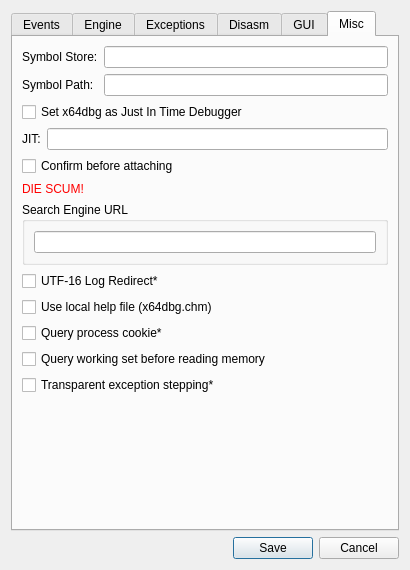
Qt form src/gui/Src/Gui/SettingsDialog.ui (x64dbg/x64dbg) before a commit.
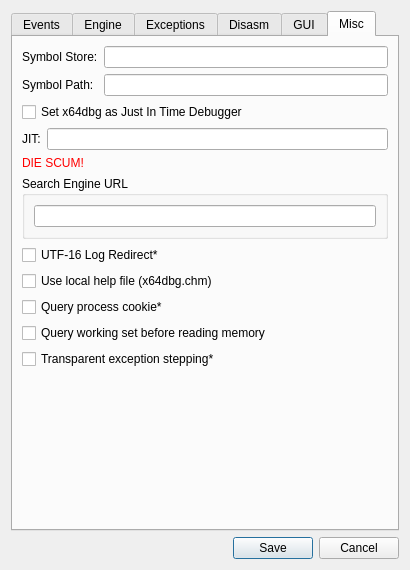
The same form after that commit. The open tabs and pages were chosen to show the change. Icons and pictures are not drawn.

Commit message: Simplify setting x64dbg as a JIT debugger

Diff of the .ui file:
```diff
--- a/src/gui/Src/Gui/SettingsDialog.ui
+++ b/src/gui/Src/Gui/SettingsDialog.ui
@@ -980,13 +980,6 @@
            </item>
           </layout>
          </item>
-         <item>
-          <widget class="QCheckBox" name="chkConfirmBeforeAtt">
-           <property name="text">
-            <string>Confirm before attaching</string>
-           </property>
-          </widget>
-         </item>
          <item>
           <widget class="QLabel" name="lblAdminWarning">
            <property name="text">
```
Left out of the diff: 1 changed line with no effect on the pictures. The commit also changes 2 other files.
